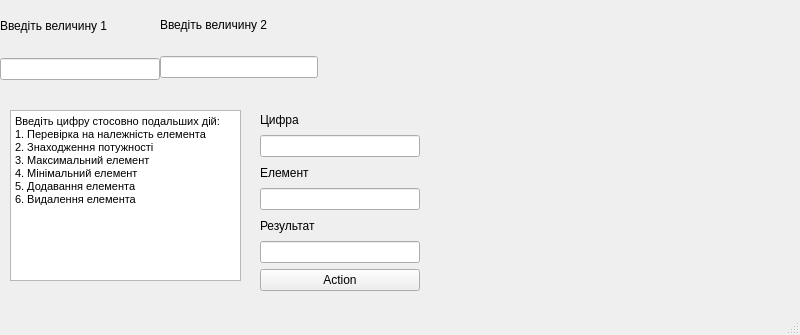
Old version of the form mainwindow.ui in the repository Bezzubikambitious/OOP7.
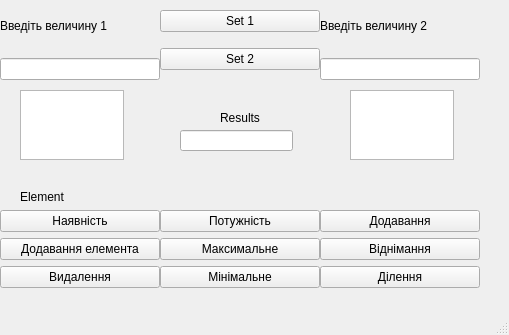
New version of the form.

Diff of the .ui file:
```diff
--- a/mainwindow.ui
+++ b/mainwindow.ui
@@ -6,7 +6,7 @@
    <rect>
     <x>0</x>
     <y>0</y>
-    <width>800</width>
+    <width>509</width>
     <height>335</height>
    </rect>
   </property>
@@ -36,102 +36,211 @@
      </item>
     </layout>
    </widget>
-   <widget class="QTextEdit" name="textEdit">
+   <widget class="QWidget" name="verticalLayoutWidget_3">
     <property name="geometry">
      <rect>
-      <x>10</x>
-      <y>110</y>
-      <width>231</width>
-      <height>171</height>
+      <x>320</x>
+      <y>0</y>
+      <width>160</width>
+      <height>80</height>
      </rect>
     </property>
-    <property name="html">
-     <string>&lt;!DOCTYPE HTML PUBLIC &quot;-//W3C//DTD HTML 4.0//EN&quot; &quot;http://www.w3.org/TR/REC-html40/strict.dtd&quot;&gt;
-&lt;html&gt;&lt;head&gt;&lt;meta name=&quot;qrichtext&quot; content=&quot;1&quot; /&gt;&lt;style type=&quot;text/css&quot;&gt;
-p, li { white-space: pre-wrap; }
-&lt;/style&gt;&lt;/head&gt;&lt;body style=&quot; font-family:'MS Shell Dlg 2'; font-size:8pt; font-weight:400; font-style:normal;&quot;&gt;
-&lt;p style=&quot; margin-top:0px; margin-bottom:0px; margin-left:0px; margin-right:0px; -qt-block-indent:0; text-indent:0px;&quot;&gt;Введіть цифру стосовно подальших дій:&lt;/p&gt;
-&lt;p style=&quot; margin-top:0px; margin-bottom:0px; margin-left:0px; margin-right:0px; -qt-block-indent:0; text-indent:0px;&quot;&gt;1. Перевірка на належність елемента&lt;/p&gt;
-&lt;p style=&quot; margin-top:0px; margin-bottom:0px; margin-left:0px; margin-right:0px; -qt-block-indent:0; text-indent:0px;&quot;&gt;2. Знаходження потужності&lt;/p&gt;
-&lt;p style=&quot; margin-top:0px; margin-bottom:0px; margin-left:0px; margin-right:0px; -qt-block-indent:0; text-indent:0px;&quot;&gt;3. Максимальний елемент&lt;/p&gt;
-&lt;p style=&quot; margin-top:0px; margin-bottom:0px; margin-left:0px; margin-right:0px; -qt-block-indent:0; text-indent:0px;&quot;&gt;4. Мінімальний елемент&lt;/p&gt;
-&lt;p style=&quot; margin-top:0px; margin-bottom:0px; margin-left:0px; margin-right:0px; -qt-block-indent:0; text-indent:0px;&quot;&gt;5. Додавання елемента&lt;/p&gt;
-&lt;p style=&quot; margin-top:0px; margin-bottom:0px; margin-left:0px; margin-right:0px; -qt-block-indent:0; text-indent:0px;&quot;&gt;6. Видалення елемента&lt;/p&gt;&lt;/body&gt;&lt;/html&gt;</string>
-    </property>
+    <layout class="QVBoxLayout" name="verticalLayout_3">
+     <item>
+      <widget class="QLabel" name="label_5">
+       <property name="text">
+        <string>Введіть величину 2</string>
+       </property>
+      </widget>
+     </item>
+     <item>
+      <widget class="QLineEdit" name="size_2">
+       <property name="text">
+        <string/>
+       </property>
+      </widget>
+     </item>
+    </layout>
    </widget>
    <widget class="QWidget" name="verticalLayoutWidget_2">
     <property name="geometry">
      <rect>
-      <x>260</x>
-      <y>110</y>
+      <x>160</x>
+      <y>0</y>
       <width>160</width>
-      <height>181</height>
+      <height>81</height>
      </rect>
     </property>
     <layout class="QVBoxLayout" name="verticalLayout_2">
      <item>
-      <widget class="QLabel" name="label_2">
+      <widget class="QPushButton" name="Set1">
        <property name="text">
-        <string>Цифра</string>
+        <string>Set 1</string>
        </property>
       </widget>
      </item>
      <item>
-      <widget class="QLineEdit" name="action"/>
+      <widget class="QPushButton" name="Set2">
+       <property name="text">
+        <string>Set 2</string>
+       </property>
+      </widget>
      </item>
+    </layout>
+   </widget>
+   <widget class="QWidget" name="verticalLayoutWidget_4">
+    <property name="geometry">
+     <rect>
+      <x>0</x>
+      <y>210</y>
+      <width>160</width>
+      <height>80</height>
+     </rect>
+    </property>
+    <layout class="QVBoxLayout" name="verticalLayout_4">
      <item>
-      <widget class="QLabel" name="label_3">
+      <widget class="QPushButton" name="pushButton_3">
        <property name="text">
-        <string>Елемент</string>
+        <string>Наявність</string>
        </property>
       </widget>
      </item>
      <item>
-      <widget class="QLineEdit" name="n1"/>
+      <widget class="QPushButton" name="pushButton_5">
+       <property name="text">
+        <string>Додавання елемента</string>
+       </property>
+      </widget>
      </item>
      <item>
-      <widget class="QLabel" name="label_4">
+      <widget class="QPushButton" name="pushButton_4">
        <property name="text">
-        <string>Результат</string>
+        <string>Видалення</string>
        </property>
       </widget>
      </item>
+    </layout>
+   </widget>
+   <widget class="QWidget" name="verticalLayoutWidget_5">
+    <property name="geometry">
+     <rect>
+      <x>160</x>
+      <y>210</y>
+      <width>160</width>
+      <height>80</height>
+     </rect>
+    </property>
+    <layout class="QVBoxLayout" name="verticalLayout_5">
      <item>
-      <widget class="QLineEdit" name="result"/>
+      <widget class="QPushButton" name="pushButton_7">
+       <property name="text">
+        <string>Потужність</string>
+       </property>
+      </widget>
      </item>
      <item>
-      <widget class="QPushButton" name="push">
+      <widget class="QPushButton" name="pushButton_8">
        <property name="text">
-        <string>Action</string>
+        <string>Максимальне</string>
        </property>
       </widget>
      </item>
+     <item>
+      <widget class="QPushButton" name="pushButton_6">
+       <property name="text">
+        <string>Мінімальне</string>
+       </property>
+      </widget>
+     </item>
     </layout>
    </widget>
-   <widget class="QLabel" name="label_5">
+   <widget class="QWidget" name="verticalLayoutWidget_6">
     <property name="geometry">
      <rect>
-      <x>160</x>
-      <y>0</y>
-      <width>158</width>
-      <height>50</height>
+      <x>320</x>
+      <y>210</y>
+      <width>160</width>
+      <height>80</height>
      </rect>
     </property>
+    <layout class="QVBoxLayout" name="verticalLayout_6">
+     <item>
+      <widget class="QPushButton" name="pushButton_9">
+       <property name="text">
+        <string>Додавання</string>
+       </property>
+      </widget>
+     </item>
+     <item>
+      <widget class="QPushButton" name="pushButton_11">
+       <property name="text">
+        <string>Віднімання</string>
+       </property>
+      </widget>
+     </item>
+     <item>
+      <widget class="QPushButton" name="pushButton_10">
+       <property name="text">
+        <string>Ділення</string>
+       </property>
+      </widget>
+     </item>
+    </layout>
+   </widget>
+   <widget class="QLineEdit" name="result">
+    <property name="geometry">
+     <rect>
+      <x>180</x>
+      <y>130</y>
+      <width>113</width>
+      <height>21</height>
+     </rect>
+    </property>
+   </widget>
+   <widget class="QLabel" name="label_2">
+    <property name="geometry">
+     <rect>
+      <x>220</x>
+      <y>110</y>
+      <width>61</width>
+      <height>16</height>
+     </rect>
+    </property>
     <property name="text">
-     <string>Введіть величину 2</string>
+     <string>Results</string>
     </property>
    </widget>
-   <widget class="QLineEdit" name="size_2">
+   <widget class="QLabel" name="label_3">
     <property name="geometry">
      <rect>
-      <x>160</x>
-      <y>56</y>
-      <width>158</width>
-      <height>22</height>
+      <x>20</x>
+      <y>190</y>
+      <width>47</width>
+      <height>14</height>
      </rect>
     </property>
     <property name="text">
-     <string/>
+     <string>Element</string>
+    </property>
+   </widget>
+   <widget class="QTextEdit" name="show_m1">
+    <property name="geometry">
+     <rect>
+      <x>20</x>
+      <y>90</y>
+      <width>104</width>
+      <height>70</height>
+     </rect>
+    </property>
+   </widget>
+   <widget class="QTextEdit" name="show_m2">
+    <property name="geometry">
+     <rect>
+      <x>350</x>
+      <y>90</y>
+      <width>104</width>
+      <height>70</height>
+     </rect>
     </property>
    </widget>
   </widget>
```
Left out of the diff: 2 changed lines with no effect on the pictures.
